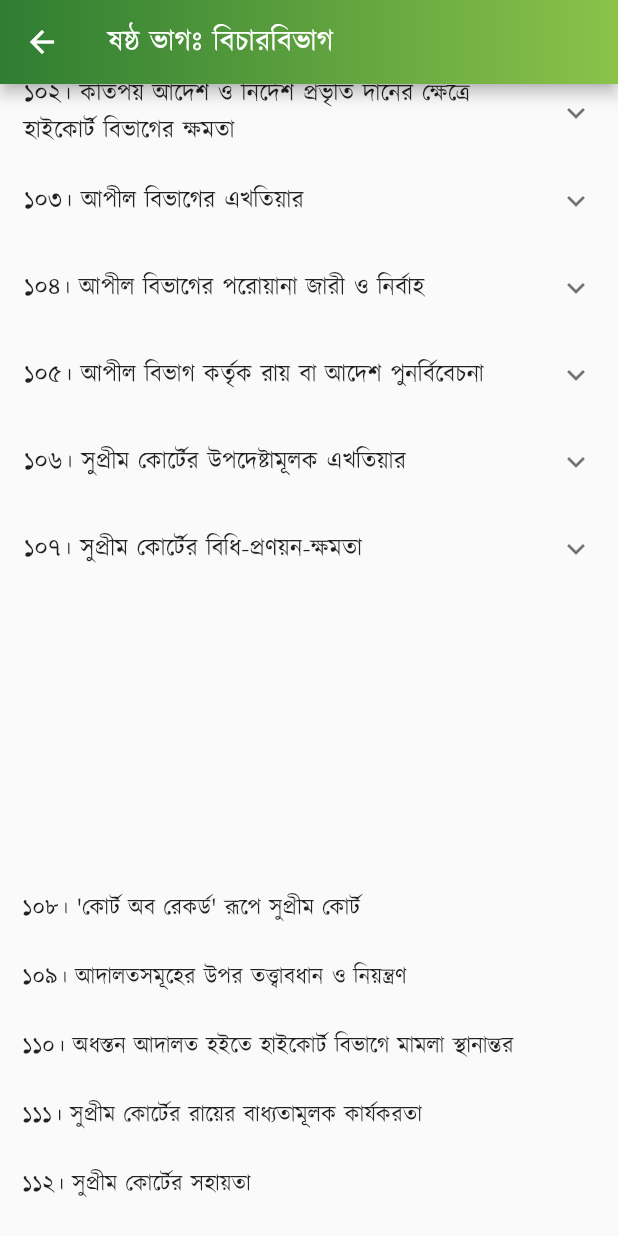
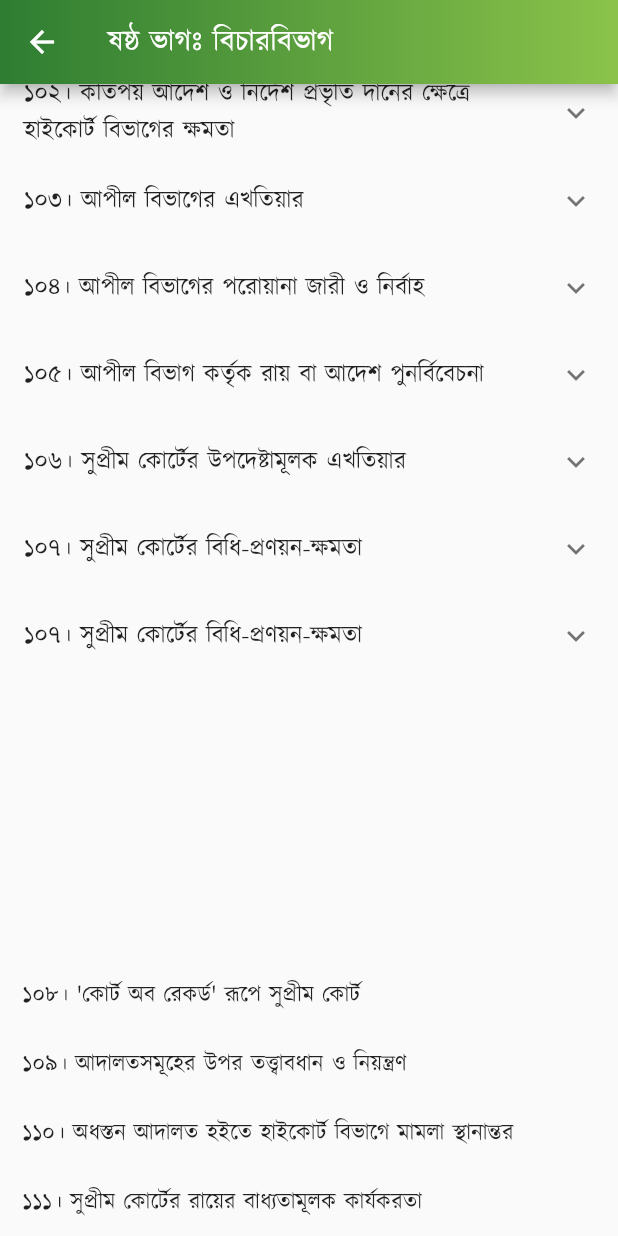
Before and after one commit to Azimul-Haque/flutter-onesignal, a Flutter app: the PartSix screen opened directly, scrolled down 576 dp, on a phone screen of 412 x 824 dp. Run offline on Flutter 3.47's test engine with Material 2 defaults, Android fonts, the phone set to English and light mode, and no system bars; our stand-ins replace fluttertoast, package_info_plus, percent_indicator, shared_preferences, sqflite; missing offline and left inert: blinking_text, flutter_share, onesignal_flutter, slide_popup_dialog; accounts and stored records are empty; network calls fail.

Commit message:
Commit Fri 04/29/2022 13:56:00.18 10285

```diff
--- a/lib/pages/constitution/part6.dart
+++ b/lib/pages/constitution/part6.dart
@@ -268,6 +268,21 @@ class PartSix extends StatelessWidget {
               )),
             ],
           ),
+          ExpansionTile(
+            title: Text('১০৭। সুপ্রীম কোর্টের বিধি-প্রণয়ন-ক্ষমতা'),
+            children: <Widget>[
+              ListTile(
+                  title: Text(
+                '১০৭। (১) সংসদ কর্তৃক প্রণীত যে কোন আইন-সাপেক্ষে সুপ্রীম কোর্ট রাষ্ট্রপতির অনুমোদন লইয়া প্রত্যেক বিভাগের এবং অধঃস্তন যে কোন আদালতের রীতি ও পদ্ধতি-নিয়ন্ত্রণের জন্য বিধিসমূহ প্রণয়ন করিতে পারিবেন।',
+                textAlign: TextAlign.justify,
+              )),
+              ListTile(
+                  title: Text(
+                '(২) সুপ্রীম কোর্ট এই অনুচ্ছেদের (১) দফা এবং এই সংবিধানের ১১৩ ও ১১৬ অনুচ্ছেদের অধীন দায়িত্বসমূহের ভার উক্ত আদালতের কোন একটি বিভাগকে কিংবা এক বা একাধিক বিচারককে অর্পণ করিতে পারিবেন।',
+                textAlign: TextAlign.justify,
+              )),
+            ],
+          ),
           Padding(
             padding: EdgeInsets.all(15),
             child: Column(children: <Widget>[
```
